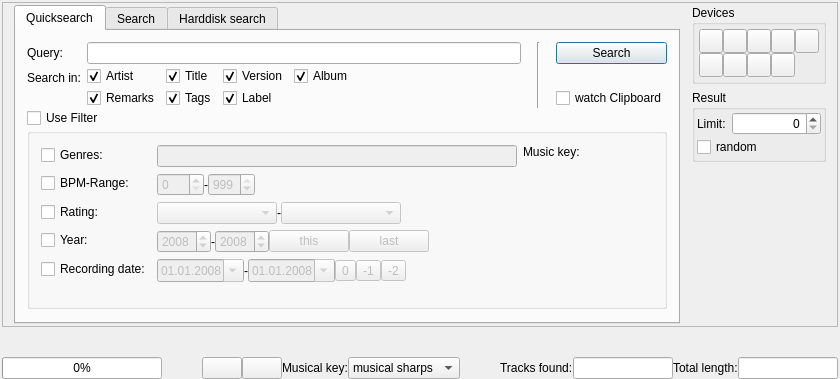
pfedick/winmusik, file trunk/src/search/search.ui: the form before one commit.
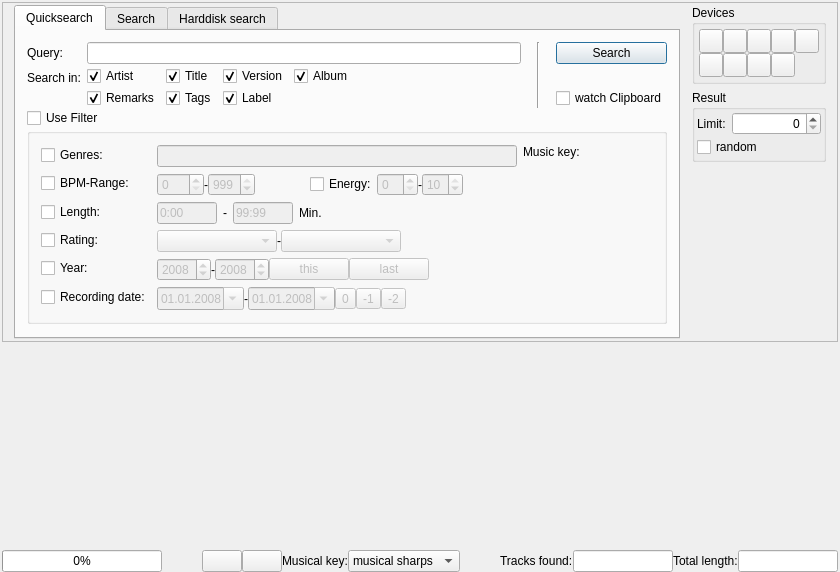
The form after the commit. Icons and pictures are not drawn. Custom widgets are drawn as their Qt base class.

Commit message: - Im Suchfilter kann nun auch die Tracklänge eingeschränkt werden,       sowie der EnergyLevel     - Inhalt der Eingabefelder im Suchfilter wird markiert, wenn das Feld       den Fokus erhält, damit der Wert schnell überschrieben werden kann

Patch:
```diff
--- a/trunk/src/search/search.ui
+++ b/trunk/src/search/search.ui
@@ -7,7 +7,7 @@
     <x>0</x>
     <y>0</y>
     <width>840</width>
-    <height>379</height>
+    <height>572</height>
    </rect>
   </property>
   <property name="windowTitle">
@@ -383,6 +383,15 @@
                </property>
                <item>
                 <layout class="QFormLayout" name="formLayout_3">
+                 <property name="sizeConstraint">
+                  <enum>QLayout::SetDefaultConstraint</enum>
+                 </property>
+                 <property name="fieldGrowthPolicy">
+                  <enum>QFormLayout::ExpandingFieldsGrow</enum>
+                 </property>
+                 <property name="rowWrapPolicy">
+                  <enum>QFormLayout::DontWrapRows</enum>
+                 </property>
                  <property name="labelAlignment">
                   <set>Qt::AlignLeading|Qt::AlignLeft|Qt::AlignVCenter</set>
                  </property>
@@ -458,9 +467,62 @@
                      </property>
                     </spacer>
                    </item>
+                   <item>
+                    <widget class="QCheckBox" name="enableEnergySearch">
+                     <property name="text">
+                      <string>Energy:</string>
+                     </property>
+                     <property name="checked">
+                      <bool>false</bool>
+                     </property>
+                    </widget>
+                   </item>
+                   <item>
+                    <widget class="QSpinBox" name="energyStart">
+                     <property name="enabled">
+                      <bool>false</bool>
+                     </property>
+                     <property name="maximum">
+                      <number>10</number>
+                     </property>
+                    </widget>
+                   </item>
+                   <item>
+                    <widget class="QLabel" name="label_19">
+                     <property name="text">
+                      <string>-</string>
+                     </property>
+                    </widget>
+                   </item>
+                   <item>
+                    <widget class="QSpinBox" name="energyEnd">
+                     <property name="enabled">
+                      <bool>false</bool>
+                     </property>
+                     <property name="maximum">
+                      <number>10</number>
+                     </property>
+                     <property name="value">
+                      <number>10</number>
+                     </property>
+                    </widget>
+                   </item>
+                   <item>
+                    <spacer name="horizontalSpacer_12">
+                     <property name="orientation">
+                      <enum>Qt::Horizontal</enum>
+                     </property>
+                     <property name="sizeHint" stdset="0">
+                      <size>
+                       <width>40</width>
+                       <height>20</height>
+                      </size>
+                     </property>
+                    </spacer>
+                   </item>
                   </layout>
                  </item>
-                 <item row="2" column="0">
+                 <item row="3" column="0">
                   <widget class="QCheckBox" name="enableRatingSearch">
                    <property name="text">
                     <string>Rating:</string>
@@ -470,7 +532,7 @@
                    </property>
                   </widget>
                  </item>
-                 <item row="2" column="1">
+                 <item row="3" column="1">
                   <layout class="QHBoxLayout" name="horizontalLayout_15">
                    <property name="spacing">
                     <number>0</number>
@@ -679,14 +741,14 @@
                    </item>
                   </layout>
                  </item>
-                 <item row="3" column="0">
+                 <item row="4" column="0">
                   <widget class="QCheckBox" name="enableYearSearch">
                    <property name="text">
                     <string>Year:</string>
                    </property>
                   </widget>
                  </item>
-                 <item row="3" column="1">
+                 <item row="4" column="1">
                   <layout class="QHBoxLayout" name="horizontalLayout_13">
                    <property name="spacing">
                     <number>0</number>
@@ -793,14 +855,14 @@
                    </item>
                   </layout>
                  </item>
-                 <item row="4" column="0">
+                 <item row="5" column="0">
                   <widget class="QCheckBox" name="enableRecordingDateSearch">
                    <property name="text">
                     <string>Recording date:</string>
                    </property>
                   </widget>
                  </item>
-                 <item row="4" column="1">
+                 <item row="5" column="1">
                   <layout class="QHBoxLayout" name="horizontalLayout_14">
                    <property name="spacing">
                     <number>0</number>
@@ -897,6 +959,82 @@
                    </item>
                   </layout>
                  </item>
+                 <item row="2" column="0">
+                  <widget class="QCheckBox" name="enableLengthSearch">
+                   <property name="text">
+                    <string>Length:</string>
+                   </property>
+                   <property name="checked">
+                    <bool>false</bool>
+                   </property>
+                  </widget>
+                 </item>
+                 <item row="2" column="1">
+                  <layout class="QHBoxLayout" name="horizontalLayout_17">
+                   <property name="rightMargin">
+                    <number>0</number>
+                   </property>
+                   <item>
+                    <widget class="QLineEdit" name="lengthStart">
+                     <property name="enabled">
+                      <bool>false</bool>
+                     </property>
+                     <property name="maximumSize">
+                      <size>
+                       <width>60</width>
+                       <height>16777215</height>
+                      </size>
+                     </property>
+                     <property name="text">
+                      <string>0:00</string>
+                     </property>
+                    </widget>
+                   </item>
+                   <item>
+                    <widget class="QLabel" name="label_18">
+                     <property name="text">
+                      <string>-</string>
+                     </property>
+                    </widget>
+                   </item>
+                   <item>
+                    <widget class="QLineEdit" name="lengthEnd">
+                     <property name="enabled">
+                      <bool>false</bool>
+                     </property>
+                     <property name="maximumSize">
+                      <size>
+                       <width>60</width>
+                       <height>16777215</height>
+                      </size>
+                     </property>
+                     <property name="text">
+                      <string>99:99</string>
+                     </property>
+                    </widget>
+                   </item>
+                   <item>
+                    <widget class="QLabel" name="label_64">
+                     <property name="text">
+                      <string>Min.</string>
+                     </property>
+                    </widget>
+                   </item>
+                   <item>
+                    <spacer name="horizontalSpacer_8">
+                     <property name="orientation">
+                      <enum>Qt::Horizontal</enum>
+                     </property>
+                     <property name="sizeHint" stdset="0">
+                      <size>
+                       <width>40</width>
+                       <height>20</height>
+                      </size>
+                     </property>
+                    </spacer>
+                   </item>
+                  </layout>
+                 </item>
                 </layout>
                </item>
               </layout>
@@ -941,6 +1079,19 @@
                  </property>
                 </widget>
                </item>
+               <item>
+                <spacer name="verticalSpacer_6">
+                 <property name="orientation">
+                  <enum>Qt::Vertical</enum>
+                 </property>
+                 <property name="sizeHint" stdset="0">
+                  <size>
+                   <width>20</width>
+                   <height>10</height>
+                  </size>
+                 </property>
+                </spacer>
+               </item>
               </layout>
              </item>
             </layout>
```
Left out of the diff: 92 changed lines with no effect on the pictures. The commit also changes 5 other files.
